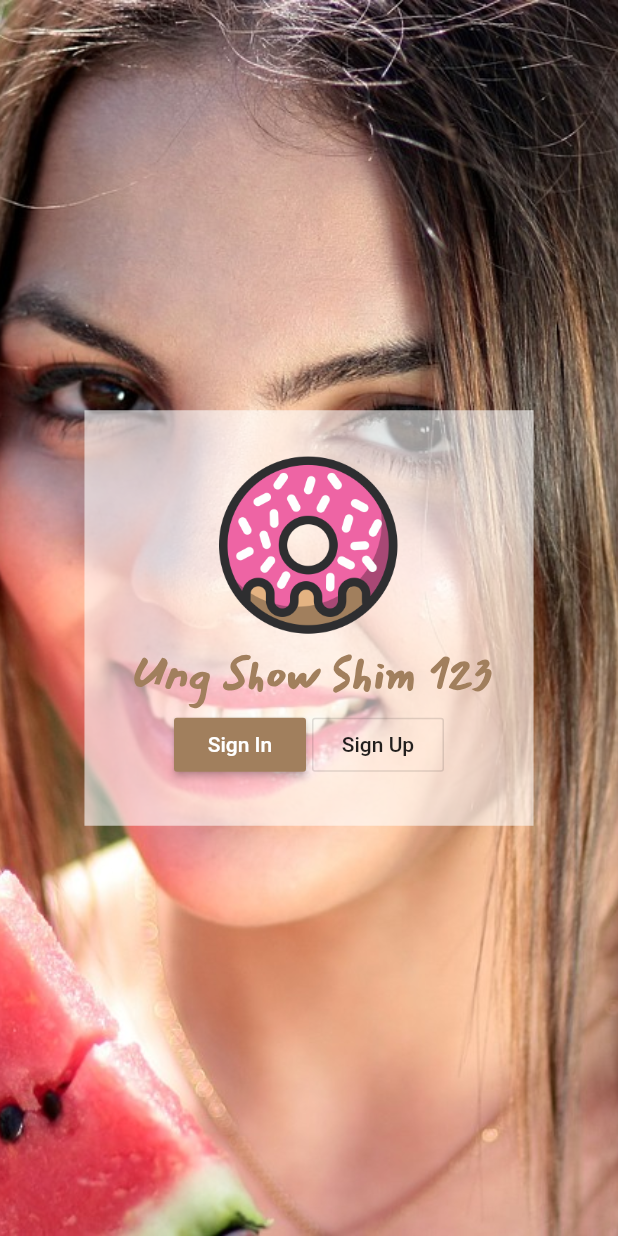
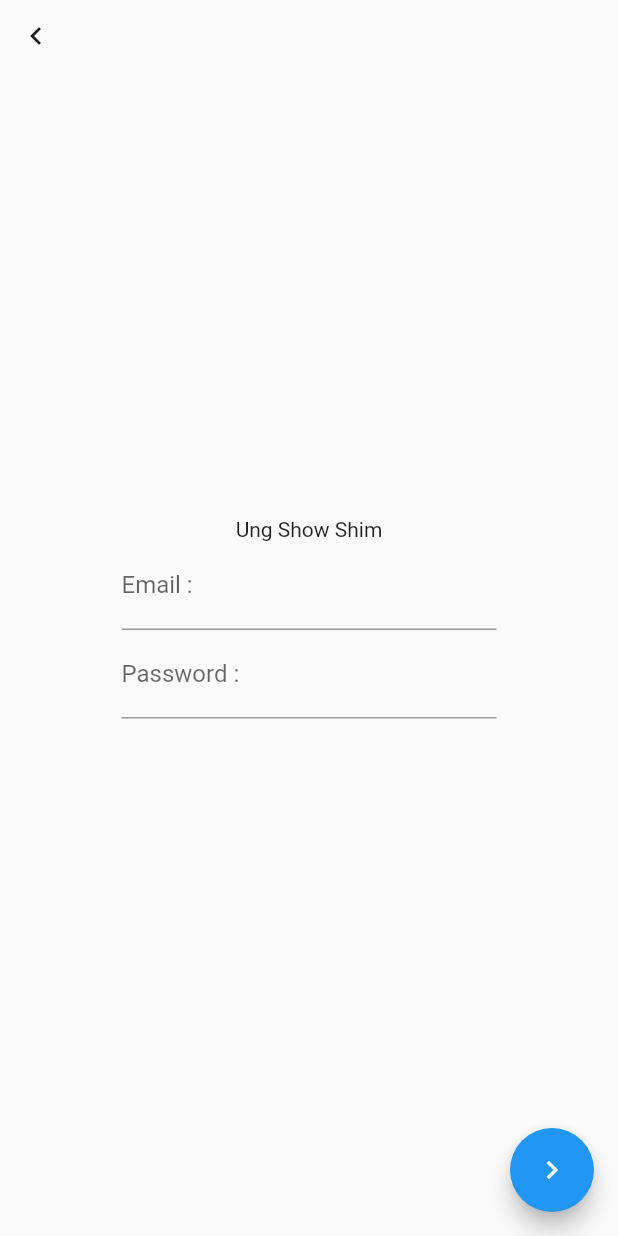
Before and after one commit to I3asicasus/AunUng, a Flutter app: the screen it shows after launch, after a tap on "Sign In", on a phone screen of 412 x 824 dp. Run offline on Flutter 3.47's test engine with Material 2 defaults, Android fonts, the phone set to English and light mode, and no system bars; our stand-ins replace firebase_auth; accounts and stored records are empty.

Commit message:
design UI Authen Finish

```diff
--- /dev/null
+++ b/lib/screens/authen.dart
@@ -0,0 +1,69 @@
+import 'package:flutter/material.dart';
+
+class Authen extends StatefulWidget {
+  @override
+  _AuthenState createState() => _AuthenState();
+}
+
+class _AuthenState extends State<Authen> {
+// Explicit
+
+// Method
+
+  Widget backButton() {
+    return IconButton(
+      icon: Icon(Icons.navigate_before),
+      onPressed: () {
+        Navigator.of(context).pop();
+      },
+    );
+  }
+
+  Widget myContent() {
+    return Center(
+      child: Column(
+        mainAxisSize: MainAxisSize.min,
+        children: <Widget>[
+          Text("Ung Show Shim"),
+          emailText(),
+          passwordText(),
+        ],
+      ),
+    );
+  }
+
+  Widget emailText() {
+    return Container(
+      width: 250.0,
+      child: TextFormField(
+        decoration: InputDecoration(labelText: "Email :"),
+      ),
+    );
+  }
+
+  Widget passwordText() {
+    return Container(
+      width: 250.0,
+      child: TextFormField(
+        decoration: InputDecoration(labelText: "Password :"),
+      ),
+    );
+  }
+
+  @override
+  Widget build(BuildContext context) {
+    return Scaffold(
+      body: SafeArea(
+        child: Stack(
+          children: <Widget>[
+            backButton(),
+            myContent(),
+          ],
+        ),
+      ),
+      floatingActionButton: FloatingActionButton(
+        child: Icon(Icons.navigate_next),onPressed: (){},
+      ),
+    );
+  }
+}
--- a/lib/screens/home.dart
+++ b/lib/screens/home.dart
@@ -1,5 +1,6 @@
 import 'package:firebase_auth/firebase_auth.dart';
 import 'package:flutter/material.dart';
+import 'package:ungshowshim/screens/authen.dart';
 import 'package:ungshowshim/screens/my_service.dart';
 import 'package:ungshowshim/screens/my_style.dart';
 import 'package:ungshowshim/screens/register.dart';
@@ -60,7 +61,10 @@ class _HomeState extends State<Home> {
         'Sign In',
         style: TextStyle(color: Colors.white),
       ),
-      onPressed: () {},
+      onPressed: () {
+        MaterialPageRoute materialPageRoute = MaterialPageRoute(builder: (BuildContext context) => Authen());
+        Navigator.of(context).push(materialPageRoute);
+      },
     );
   }
 
--- a/lib/screens/my_service.dart
+++ b/lib/screens/my_service.dart
@@ -1,5 +1,6 @@
 import 'package:firebase_auth/firebase_auth.dart';
 import 'package:flutter/material.dart';
+import 'package:ungshowshim/screens/home.dart';
 
 class MyService extends StatefulWidget {
   @override
@@ -27,6 +28,23 @@ class _MyServiceState extends State<MyService> {
     });
   }
 
+  Widget signOutButton() {
+    return IconButton(
+      icon: Icon(Icons.exit_to_app),
+      onPressed: () {
+        mySignOut();
+      },
+    );
+  }
+
+  Future<void> mySignOut() async {
+    FirebaseAuth firebaseAuth = FirebaseAuth.instance;
+    await firebaseAuth.signOut().then((response) {
+      MaterialPageRoute materialPageRoute = MaterialPageRoute(builder:  (BuildContext context) => Home(),);
+      Navigator.of(context).pushAndRemoveUntil(materialPageRoute, (Route<dynamic> route) => false);
+    });
+  }
+
   Widget showLogin() {
     return Column(
       children: <Widget>[
@@ -41,6 +59,7 @@ class _MyServiceState extends State<MyService> {
     return Scaffold(
       appBar: AppBar(
         title: showLogin(),
+        actions: <Widget>[signOutButton()],
       ),
       body: Text("body"),
     );
```
